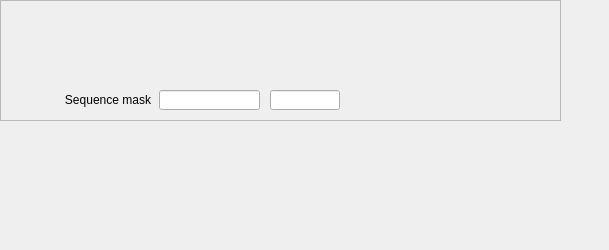
This is ui/EVG/G_EVG_input_sequenceMask.ui in paulscherrerinstitute/mrfioc2 as Qt 5 draws it before an edit. The edited form follows.
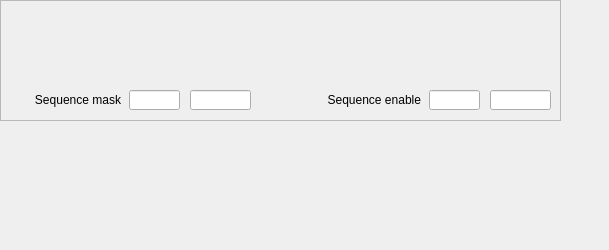
This is the edited form. Custom widgets are drawn as their Qt base class.

Commit message: [COSYLAB-394] EVM: Sequence mask and enable added to inputs. Updated EVG-300 example substitution file.

What changed in the file:
```diff
--- a/ui/EVG/G_EVG_input_sequenceMask.ui
+++ b/ui/EVG/G_EVG_input_sequenceMask.ui
@@ -47,9 +47,9 @@
    <widget class="caTextEntry" name="catextentry_2">
     <property name="geometry">
      <rect>
-      <x>159</x>
+      <x>129</x>
       <y>90</y>
-      <width>101</width>
+      <width>51</width>
       <height>20</height>
      </rect>
     </property>
@@ -73,9 +73,9 @@
    <widget class="caLineEdit" name="calineedit_9">
     <property name="geometry">
      <rect>
-      <x>270</x>
+      <x>190</x>
       <y>90</y>
-      <width>70</width>
+      <width>61</width>
       <height>20</height>
      </rect>
     </property>
@@ -95,9 +95,9 @@
    <widget class="QLabel" name="label_2">
     <property name="geometry">
      <rect>
-      <x>30</x>
+      <x>10</x>
       <y>90</y>
-      <width>121</width>
+      <width>111</width>
       <height>20</height>
      </rect>
     </property>
@@ -108,6 +108,70 @@
      <set>Qt::AlignRight|Qt::AlignTrailing|Qt::AlignVCenter</set>
     </property>
    </widget>
+   <widget class="QLabel" name="label_3">
+    <property name="geometry">
+     <rect>
+      <x>300</x>
+      <y>90</y>
+      <width>121</width>
+      <height>20</height>
+     </rect>
+    </property>
+    <property name="text">
+     <string>Sequence enable</string>
+    </property>
+    <property name="alignment">
+     <set>Qt::AlignRight|Qt::AlignTrailing|Qt::AlignVCenter</set>
+    </property>
+   </widget>
+   <widget class="caTextEntry" name="catextentry_3">
+    <property name="geometry">
+     <rect>
+      <x>429</x>
+      <y>90</y>
+      <width>51</width>
+      <height>20</height>
+     </rect>
+    </property>
+    <property name="channel" stdset="0">
+     <string notr="true">$(EVG):$(ID)-SeqEnable-SP</string>
+    </property>
+    <property name="background">
+     <color>
+      <red>212</red>
+      <green>219</green>
+      <blue>157</blue>
+     </color>
+    </property>
+    <property name="colorMode">
+     <enum>caLineEdit::Static</enum>
+    </property>
+    <property name="formatType">
+     <enum>caLineEdit::hexadecimal</enum>
+    </property>
+   </widget>
+   <widget class="caLineEdit" name="calineedit_10">
+    <property name="geometry">
+     <rect>
+      <x>490</x>
+      <y>90</y>
+      <width>61</width>
+      <height>20</height>
+     </rect>
+    </property>
+    <property name="alignment">
+     <set>Qt::AlignCenter</set>
+    </property>
+    <property name="channel" stdset="0">
+     <string notr="true">$(EVG):$(ID)-SeqEnable-RB</string>
+    </property>
+    <property name="colorMode">
+     <enum>caLineEdit::Alarm_Default</enum>
+    </property>
+    <property name="formatType">
+     <enum>caLineEdit::hexadecimal</enum>
+    </property>
+   </widget>
   </widget>
  </widget>
  <customwidgets>
```
The commit also changes 6 other files.
